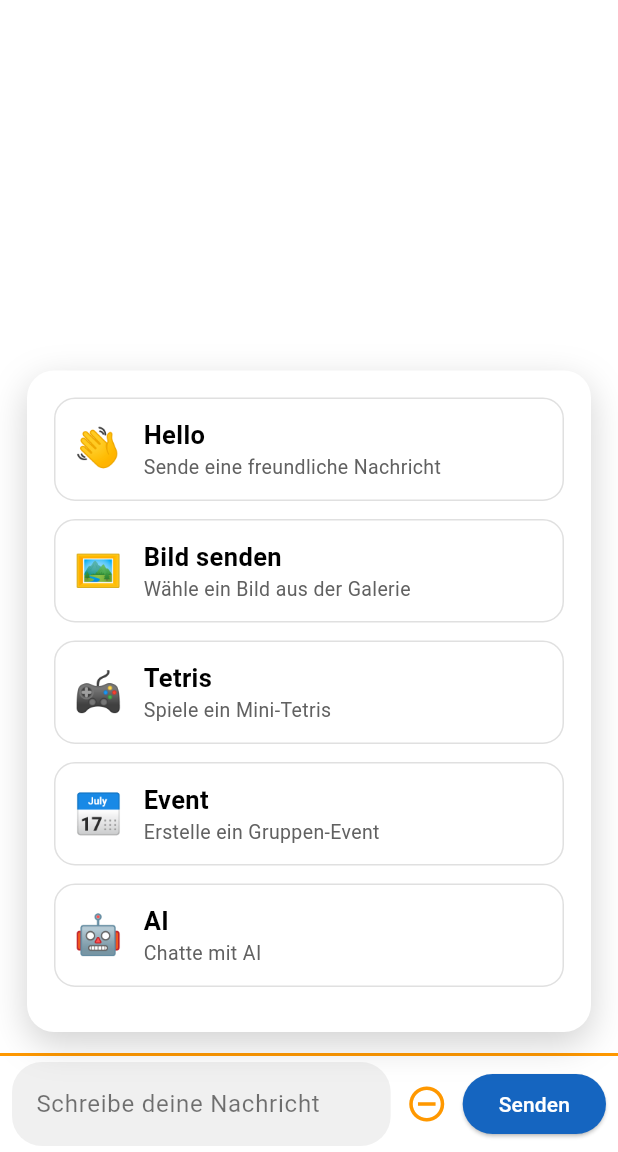
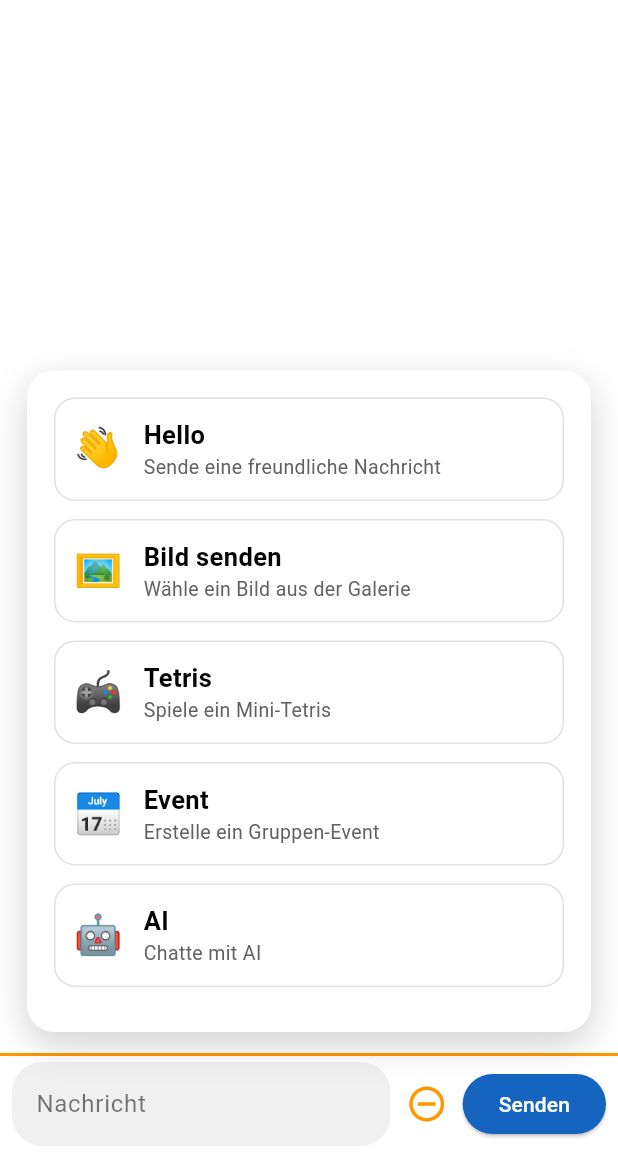
Before and after one commit to Xafe42/NexxChat, a Flutter app: the ChatScreen screen opened by its route, after a tap on the "add circle outline" icon, on a phone screen of 412 x 824 dp, the part 84-1236 px from its top. Run offline on Flutter 3.47's test engine with Material 3 defaults, Android fonts, the phone set to English and light mode, and no system bars; our stand-ins replace audioplayers, cloud_firestore, firebase_auth, firebase_core, image_picker, modal_progress_hud_nsn and 2 more; accounts and stored records are empty.

Commit message:
Fiix Support Bot

```diff
--- a/lib/Screens/chat_screen.dart
+++ b/lib/Screens/chat_screen.dart
@@ -268,7 +268,7 @@ class _ChatScreenState extends State<ChatScreen> {
                               maxLines: null,
                               style: TextStyle(color: isDarkMode ? Colors.white : Colors.black),
                               decoration: InputDecoration(
-                                hintText: "Schreibe deine Nachricht",
+                                hintText: "Nachricht",
                                 hintStyle: TextStyle(color: isDarkMode ? Colors.grey : Colors.black54),
                                 filled: true,
                                 fillColor: isDarkMode ? Colors.grey[800] : const Color(0xFFF0F0F0),
--- a/lib/Screens/support_bot_screen.dart
+++ b/lib/Screens/support_bot_screen.dart
@@ -56,7 +56,7 @@ class _SupportBotScreenState extends State<SupportBotScreen> {
       final payload = {
         'contents': apiHistory,
         'systemInstruction': {
-          'parts': [{'text': "Du bist ein hilfreicher Support-Bot für die App NexxChat. Antworte kurz und präzise."}],
+          'parts': [{'text': "Du bist ein hilfreicher Bot der alle Fragen zu Themen knapp und Hilfreich beantwortet."}],
         },
       };
 
```
Also changed, not shown: 1 other file.
